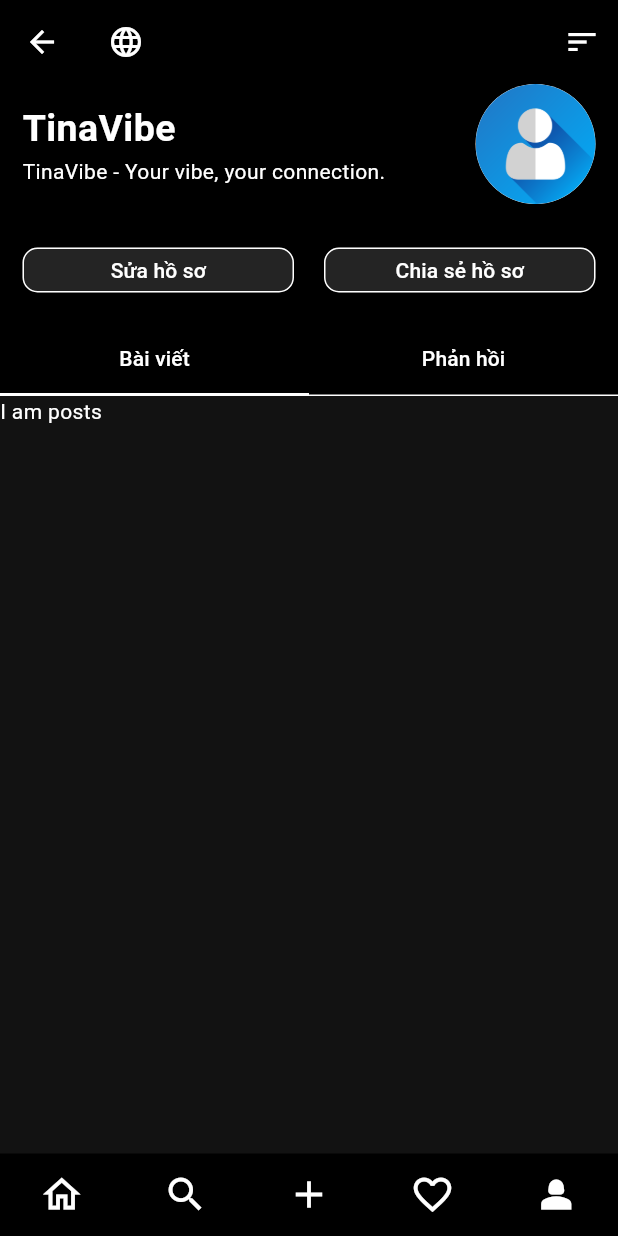
After one commit to Tinas0603/tinavibe_social_media, a Flutter app: the Home screen opened by its route, item 5 of the bottom bar chosen, after a tap on "Sửa hồ sơ", on a phone screen of 412 x 824 dp. The commit adds this screen. Run offline on Flutter 3.47's test engine with Material 3 defaults, Android fonts, the phone set to English and light mode, and no system bars; our stand-ins replace flutter_dotenv, form_validator, get, get_storage, supabase_flutter; accounts and stored records are empty.

Commit message:
hoàn thiện  UI của trang Profile

```diff
--- /dev/null
+++ b/lib/services/navigation_service.dart
@@ -0,0 +1,29 @@
+import 'package:flutter/material.dart';
+import 'package:flutter_tinavibe/views/home/home_page.dart';
+import 'package:flutter_tinavibe/views/notification/notifications.dart';
+import 'package:flutter_tinavibe/views/posts/add_post.dart';
+import 'package:flutter_tinavibe/views/profile/profile.dart';
+import 'package:flutter_tinavibe/views/search/search.dart';
+import 'package:get/get.dart';
+
+class NavigationService extends GetxService {
+  var currentIndex = 0.obs;
+  var previousIndex = 0.obs;
+
+  // all pages
+  List<Widget> pages() {
+    return [
+      const HomePage(),
+      const Search(),
+      const AddPost(),
+      const Notifications(),
+      const Profile(),
+    ];
+  }
+
+  // update indev
+  void updateIndex(int index) {
+    previousIndex.value = currentIndex.value;
+    currentIndex.value = index;
+  }
+}
--- a/lib/theme/theme.dart
+++ b/lib/theme/theme.dart
@@ -3,9 +3,10 @@ import 'package:flutter/material.dart';
 final ThemeData theme = ThemeData(
   useMaterial3: true,
   appBarTheme: const AppBarTheme(
-      backgroundColor: Colors.black,
-      elevation: 0.0,
-      surfaceTintColor: Colors.black),
+    backgroundColor: Colors.black,
+    elevation: 0.0,
+    surfaceTintColor: Colors.black,
+  ),
   brightness: Brightness.dark,
   colorScheme: const ColorScheme.dark(
     brightness: Brightness.dark,
@@ -16,8 +17,38 @@ final ThemeData theme = ThemeData(
     onPrimary: Colors.black,
   ),
   elevatedButtonTheme: ElevatedButtonThemeData(
-      style: ButtonStyle(
-    backgroundColor: MaterialStateProperty.all(Colors.white),
-    foregroundColor: MaterialStateProperty.all(Colors.black),
-  )),
+    style: ButtonStyle(
+      backgroundColor: MaterialStateProperty.all(Colors.white),
+      foregroundColor: MaterialStateProperty.all(Colors.black),
+    ),
+  ),
+  navigationBarTheme: const NavigationBarThemeData(
+    height: 55,
+    indicatorColor: Colors.transparent,
+    elevation: 5.0,
+    labelBehavior: NavigationDestinationLabelBehavior.alwaysHide,
+    backgroundColor: Colors.black,
+    iconTheme: MaterialStatePropertyAll<IconThemeData>(
+      IconThemeData(
+        color: Colors.white,
+        size: 30,
+      ),
+    ),
+  ),
+  outlinedButtonTheme: OutlinedButtonThemeData(
+    style: ButtonStyle(
+      shape: MaterialStateProperty.all(
+        RoundedRectangleBorder(
+          borderRadius: BorderRadius.circular(10.0),
+          side: const BorderSide(color: Colors.transparent),
+        ),
+      ),
+      backgroundColor:
+          MaterialStateProperty.all<Color>(const Color(0xff242424)),
+      minimumSize: MaterialStateProperty.all(Size.zero),
+      padding: MaterialStateProperty.all<EdgeInsets>(
+        const EdgeInsets.symmetric(vertical: 5, horizontal: 10),
+      ),
+    ),
+  ),
 );
--- /dev/null
+++ b/lib/utils/styles/button_styles.dart
@@ -0,0 +1,28 @@
+import 'package:flutter/material.dart';
+
+ButtonStyle authButtonStyle(Color background, Color forground) {
+  return ButtonStyle(
+    minimumSize: MaterialStateProperty.all<Size>(
+      const Size.fromHeight(40.0),
+    ),
+    backgroundColor: MaterialStateProperty.all<Color>(background),
+    foregroundColor: MaterialStateProperty.all<Color>(forground),
+  );
+}
+
+ButtonStyle customOutlineStyle() {
+  return ButtonStyle(
+    shape: MaterialStateProperty.all(
+      RoundedRectangleBorder(
+        borderRadius: BorderRadius.circular(10.0),
+        side: const BorderSide(
+            color: Color(0xff242424), width: 0.1, style: BorderStyle.solid),
+      ),
+    ),
+    backgroundColor: MaterialStateProperty.all<Color>(const Color(0xff242424)),
+    minimumSize: MaterialStateProperty.all(Size.zero),
+    padding: MaterialStateProperty.all<EdgeInsets>(
+      const EdgeInsets.symmetric(vertical: 5, horizontal: 10),
+    ),
+  );
+}
--- a/lib/views/auth/register.dart
+++ b/lib/views/auth/register.dart
@@ -113,10 +113,6 @@ class _RegisterState extends State<Register> {
                         minimumSize: MaterialStateProperty.all(
                           const Size.fromHeight(40),
                         ),
-                        backgroundColor:
-                            MaterialStateProperty.all(Colors.white),
-                        foregroundColor:
-                            MaterialStateProperty.all(Colors.black),
                       ),
                       child: Text(controller.registerLoading.value
                           ? "Đang xử lý.."
--- a/lib/views/home.dart
+++ b/lib/views/home.dart
@@ -1,16 +1,52 @@
 import 'package:flutter/material.dart';
+import 'package:flutter_tinavibe/services/navigation_service.dart';
+import 'package:get/get.dart';
 
 class Home extends StatelessWidget {
-  const Home({super.key});
-
+  Home({super.key});
+  final NavigationService navigationService = Get.put(NavigationService());
   @override
   Widget build(BuildContext context) {
-    return Scaffold(
-      appBar: AppBar(
-        title: Text("hello"),
-      ),
-      body: Center(
-        child: Text("I am home"),
+    return Obx(
+      () => Scaffold(
+        bottomNavigationBar: NavigationBar(
+          selectedIndex: navigationService.currentIndex.value,
+          onDestinationSelected: (value) =>
+              navigationService.updateIndex(value),
+          destinations: const <Widget>[
+            NavigationDestination(
+              icon: Icon(Icons.home_outlined),
+              label: "",
+              selectedIcon: Icon(Icons.home),
+            ),
+            NavigationDestination(
+              icon: Icon(Icons.search_outlined),
+              label: "",
+              selectedIcon: Icon(Icons.search),
+            ),
+            NavigationDestination(
+              icon: Icon(Icons.add_outlined),
+              label: "",
+              selectedIcon: Icon(Icons.add),
+            ),
+            NavigationDestination(
+              icon: Icon(Icons.favorite_outline),
+              label: "",
+              selectedIcon: Icon(Icons.favorite),
+            ),
+            NavigationDestination(
+              icon: Icon(Icons.person_2_outlined),
+              label: "",
+              selectedIcon: Icon(Icons.person_2),
+            ),
+          ],
+        ),
+        body: AnimatedSwitcher(
+            duration: const Duration(microseconds: 500),
+            switchInCurve: Curves.ease,
+            switchOutCurve: Curves.easeInOut,
+            child: navigationService
+                .pages()[navigationService.currentIndex.value]),
       ),
     );
   }
--- /dev/null
+++ b/lib/views/home/home_page.dart
@@ -0,0 +1,23 @@
+import 'package:flutter/material.dart';
+import 'package:flutter/widgets.dart';
+
+class HomePage extends StatefulWidget {
+  const HomePage({super.key});
+
+  @override
+  State<HomePage> createState() => _HomePageState();
+}
+
+class _HomePageState extends State<HomePage> {
+  @override
+  Widget build(BuildContext context) {
+    return Scaffold(
+      appBar: AppBar(
+        title: const Text("Home"),
+      ),
+      body: const Center(
+        child: Text("I am home"),
+      ),
+    );
+  }
+}
--- /dev/null
+++ b/lib/views/profile/profile.dart
@@ -0,0 +1,146 @@
+import 'package:flutter/material.dart';
+import 'package:flutter/widgets.dart';
+import 'package:flutter_tinavibe/controllers/auth_controller.dart';
+import 'package:flutter_tinavibe/utils/styles/button_styles.dart';
+import 'package:get/get.dart';
+
+class Profile extends StatefulWidget {
+  const Profile({super.key});
+
+  @override
+  State<Profile> createState() => _ProfileState();
+}
+
+class _ProfileState extends State<Profile> {
+  @override
+  Widget build(BuildContext context) {
+    return Scaffold(
+      appBar: AppBar(
+          title: const Icon(Icons.language),
+          centerTitle: false,
+          actions: [
+            IconButton(onPressed: () {}, icon: const Icon(Icons.sort))
+          ]),
+      body: DefaultTabController(
+        length: 2,
+        child: NestedScrollView(
+          headerSliverBuilder: (context, innerBoxIsScrolled) {
+            return <Widget>[
+              SliverAppBar(
+                expandedHeight: 160,
+                collapsedHeight: 160,
+                automaticallyImplyLeading: false,
+                flexibleSpace: Padding(
+                  padding: const EdgeInsets.symmetric(horizontal: 15.0),
+                  child: Column(
+                    children: [
+                      Row(
+                        mainAxisAlignment: MainAxisAlignment.spaceBetween,
+                        children: [
+                          Column(
+                            crossAxisAlignment: CrossAxisAlignment.start,
+                            children: [
+                              Text(
+                                "TinaVibe",
+                                style: TextStyle(
+                                  fontSize: 25,
+                                  fontWeight: FontWeight.bold,
+                                ),
+                              ),
+                              SizedBox(
+                                width: context.width * 0.65,
+                                child: const Text(
+                                    "TinaVibe - Your vibe, your connection."),
+                              )
+                            ],
+                          ),
+                          CircleAvatar(
+                            radius: 40,
+                            backgroundImage:
+                                AssetImage("assets/images/avatar.png"),
+                          ),
+                        ],
+                      ),
+                      const SizedBox(
+                        height: 20,
+                      ),
+                      Row(
+                        children: [
+                          Expanded(
+                            child: OutlinedButton(
+                              onPressed: () {},
+                              style: customOutlineStyle(),
+                              child: const Text("Sửa hồ sơ"),
+                            ),
+                          ),
+                          const SizedBox(
+                            width: 20,
+                          ),
+                          Expanded(
+                            child: OutlinedButton(
+                              onPressed: () {},
+                              style: customOutlineStyle(),
+                              child: const Text("Chia sẻ hồ sơ"),
+                            ),
+                          ),
+                        ],
+                      ),
+                    ],
+                  ),
+                ),
+              ),
+              SliverPersistentHeader(
+                floating: true,
+                pinned: true,
+                delegate: SliverAppBarDelegate(
+                  const TabBar(
+                    indicatorSize: TabBarIndicatorSize.tab,
+                    tabs: [
+                      Tab(
+                        text: "Bài viết",
+                      ),
+                      Tab(
+                        text: "Phản hồi",
+                      ),
+                    ],
+                  ),
+                ),
+              ),
+            ];
+          },
+          body: TabBarView(
+            children: [
+              Text("I am posts"),
+              Text("I am replies"),
+            ],
+          ),
+        ),
+      ),
+    );
+  }
+}
+
+class SliverAppBarDelegate extends SliverPersistentHeaderDelegate {
+  final TabBar _tabBar;
+  SliverAppBarDelegate(this._tabBar);
+
+  @override
+  double get maxExtent => _tabBar.preferredSize.height;
+
+  @override
+  double get minExtent => _tabBar.preferredSize.height;
+
+  @override
+  Widget build(
+      BuildContext context, double shrinkOffset, bool overlapsContent) {
+    return Container(
+      color: Colors.black,
+      child: _tabBar,
+    );
+  }
+
+  @override
+  bool shouldRebuild(covariant SliverPersistentHeaderDelegate oldDelegate) {
+    return false;
+  }
+}
```
Also changed, not shown: lib/views/auth/login.dart (+3 -4 lines), lib/views/notification/notifications.dart (added, +23 -0 lines), lib/views/posts/add_post.dart (added, +18 -0 lines), lib/views/search/search.dart (added, +23 -0 lines), assets/images/avatar.png (added), assets/images/logo.png.
